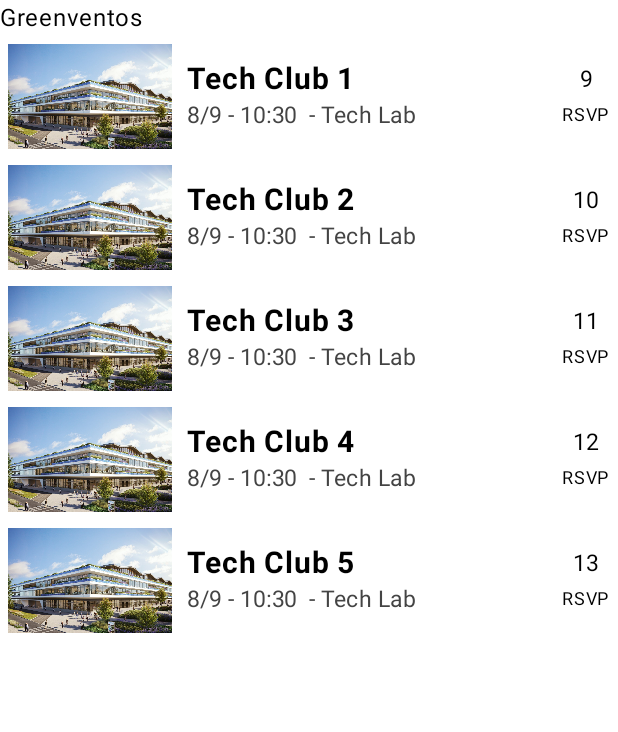
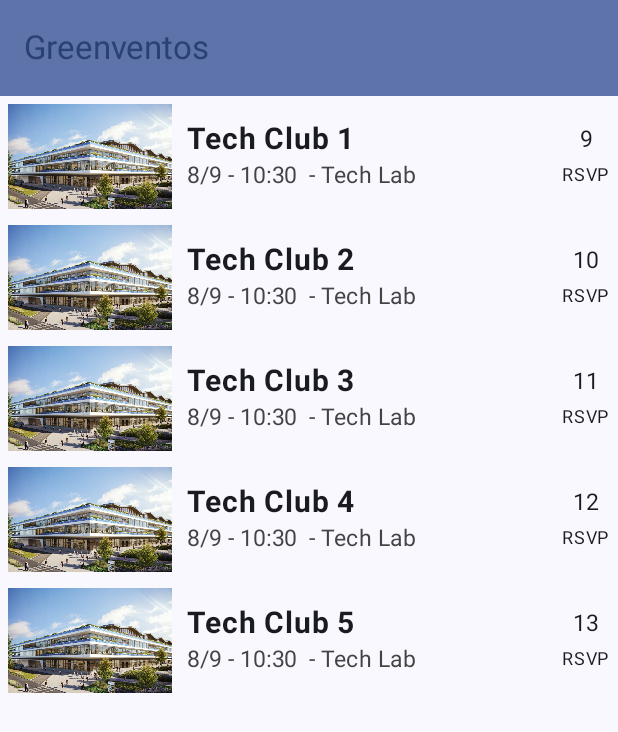
Before and after one commit to nathanpc/iade-ei-greenventos, an Android app built with Jetpack Compose: the @Preview function HomePreview, on a phone screen of 412 x 824 dp. Shown: the top 732 px of the screen. Run offline under Robolectric (Android 15) with nearby library versions, the phone set to English and light mode, and no system bars.

Commit message:
Added Scaffold to make the app look like an app

```diff
--- a/app/src/main/java/pt/iade/ei/greenventos/MainActivity.kt
+++ b/app/src/main/java/pt/iade/ei/greenventos/MainActivity.kt
@@ -8,8 +8,12 @@ import androidx.compose.foundation.layout.Column
 import androidx.compose.foundation.layout.Row
 import androidx.compose.foundation.layout.fillMaxSize
 import androidx.compose.foundation.layout.padding
+import androidx.compose.material3.ExperimentalMaterial3Api
+import androidx.compose.material3.MaterialTheme
 import androidx.compose.material3.Scaffold
 import androidx.compose.material3.Text
+import androidx.compose.material3.TopAppBar
+import androidx.compose.material3.TopAppBarDefaults.topAppBarColors
 import androidx.compose.runtime.Composable
 import androidx.compose.ui.Alignment
 import androidx.compose.ui.Modifier
@@ -25,19 +29,32 @@ class MainActivity : ComponentActivity() {
         enableEdgeToEdge()
         setContent {
             GreenventosTheme {
+                MainView()
             }
         }
     }
 }
 
-@Preview(showBackground = true)
+@OptIn(ExperimentalMaterial3Api::class)
 @Composable
-fun HomePreview() {
-    GreenventosTheme {
+fun MainView() {
+    Scaffold(
+        topBar = {
+            TopAppBar(
+                colors = topAppBarColors(
+                    containerColor = MaterialTheme.colorScheme.primaryContainer,
+                    titleContentColor = MaterialTheme.colorScheme.primary,
+                ),
+                title = {
+                    Text("Greenventos")
+                }
+            )
+        }
+    ) { innerPadding ->
         Column(
-            modifier = Modifier.fillMaxSize()
+            modifier = Modifier
+                .padding(innerPadding)
         ) {
-            Text("Greenventos")
             for (i in 1..5) {
                 EventListItem(
                     title = "Tech Club $i",
@@ -50,3 +67,11 @@ fun HomePreview() {
         }
     }
 }
+
+@Preview(showBackground = true)
+@Composable
+fun HomePreview() {
+    GreenventosTheme {
+        MainView()
+    }
+}
```
